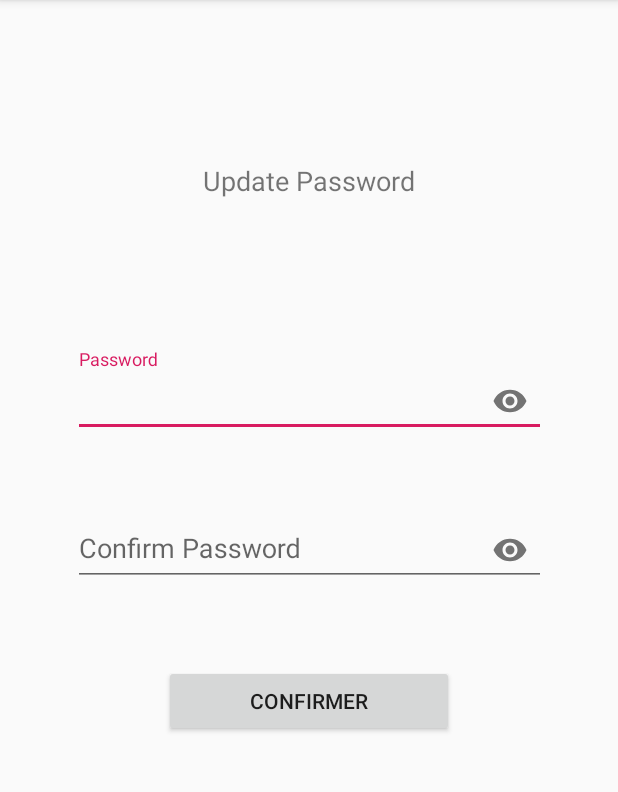
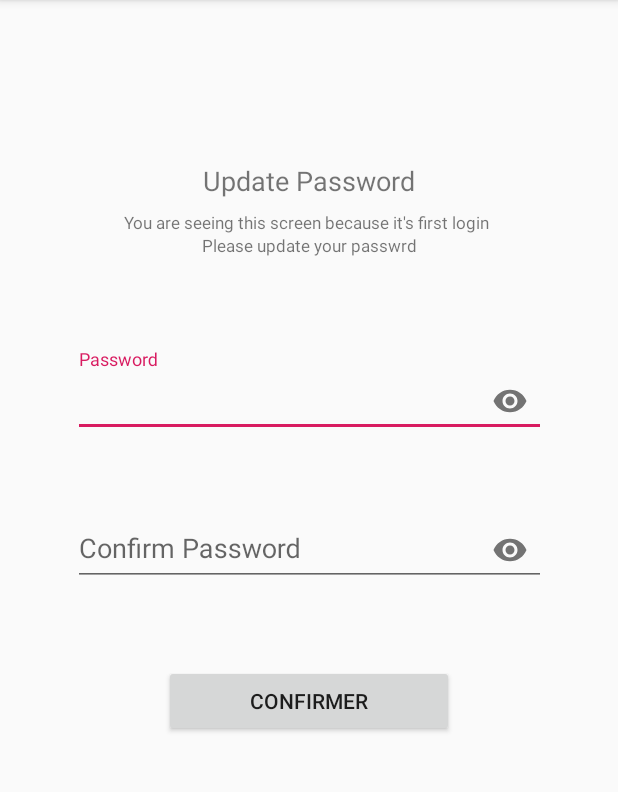
Before and after one commit to benyamnamouad/pharmacy-app-android-kootlin, an Android app: the UpdatePasswordActivity screen opened directly, with no data from a screen before it, on a phone screen of 412 x 824 dp, the part 84-876 px from its top. Run offline under Robolectric (Android 15) with nearby library versions, the phone set to English and light mode, and no system bars.

```diff
--- a/app/src/main/java/com/example/pharmacy/User.kt
+++ b/app/src/main/java/com/example/pharmacy/User.kt
@@ -5,5 +5,6 @@ data class User (
     var nom:String,
     var prenom:String,
     var adress:String,
-    var telephone:String
+    var telephone:String,
+    var isFirstAuth:String
 )
--- a/app/src/main/res/layout/activity_update_pasword.xml
+++ b/app/src/main/res/layout/activity_update_pasword.xml
@@ -54,4 +54,20 @@
                 android:layout_height="wrap_content"
                 android:hint="@string/hint_confirm_password" android:id="@+id/textInputConfirmPassword"/>
     </android.support.design.widget.TextInputLayout>
+    <TextView
+            android:text="You are seeing this screen because it's first login "
+            android:layout_width="wrap_content"
+            android:layout_height="wrap_content"
+            android:id="@+id/textView8" android:textSize="11sp" android:layout_marginEnd="8dp"
+            app:layout_constraintEnd_toEndOf="parent" app:layout_constraintStart_toStartOf="parent"
+            android:layout_marginStart="8dp" android:layout_marginTop="8dp"
+            app:layout_constraintTop_toBottomOf="@+id/textView6"/>
+    <TextView
+            android:text="Please update your passwrd"
+            android:layout_width="wrap_content"
+            android:layout_height="wrap_content"
+            android:id="@+id/textView9" android:textSize="11sp"
+            app:layout_constraintTop_toBottomOf="@+id/textView8" app:layout_constraintEnd_toEndOf="parent"
+            android:layout_marginEnd="8dp" app:layout_constraintStart_toStartOf="parent"
+            android:layout_marginStart="8dp"/>
 </android.support.constraint.ConstraintLayout>
```
Also changed, not shown: app/src/main/java/com/example/pharmacy/LoginActivity.kt (+23 -0 lines), app/src/main/java/com/example/pharmacy/MainActivity.kt (+14 -37 lines), app/src/main/java/com/example/pharmacy/SignUpActivity.kt (+4 -8 lines), app/src/main/java/com/example/pharmacy/UpdatePasswordActivity.kt (+12 -2 lines), app/src/main/res/layout/activity_login.xml (+23 -5 lines), app/src/main/res/menu/activity_main_drawer.xml (+8 -4 lines), 1 other file.
